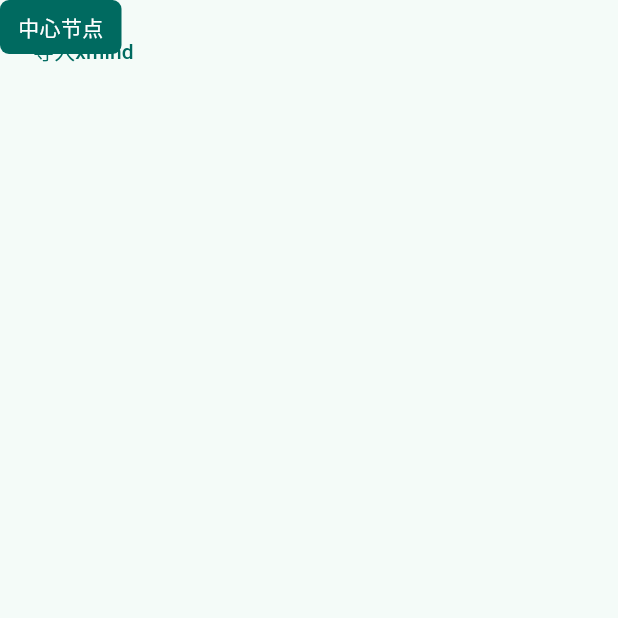
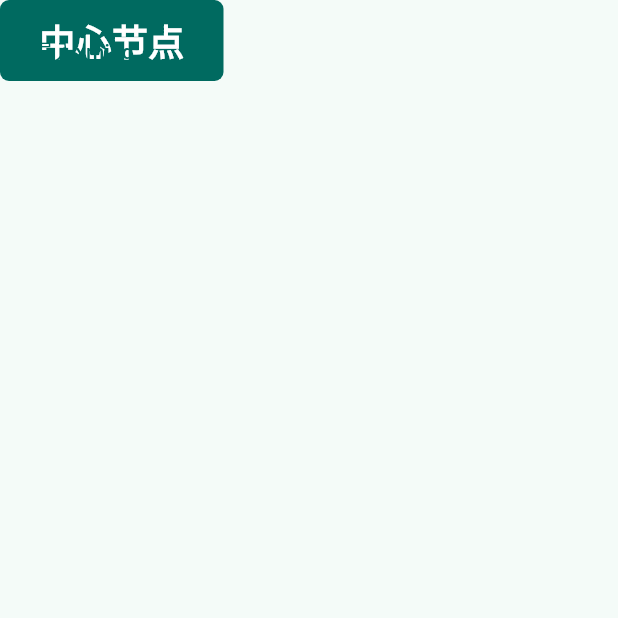
Before and after one commit to qinshah/mind_map_editor, a Flutter app: the screen it shows after launch, on a phone screen of 412 x 824 dp, the top half of it. Run offline on Flutter 3.47's test engine with Material 3 defaults, Android fonts, the phone set to English and light mode, and no system bars; missing offline and left inert: file_selector.

Commit message:
feat(mind-map): 引入主题系统以支持节点样式定制
- 添加 MindMapTheme 和 NodeTheme 数据模型
- 根据节点深度动态设置节点颜色和文本样式
- 支持自定义节点间距和内边距
- 实现父子节点间距离的可配置化
- 为不同层级节点应用不同的字体大小和粗细
- 改进节点颜色计算逻辑，确保文字可读性

```diff
--- /dev/null
+++ b/lib/data_model/mind_map_theme.dart
@@ -0,0 +1,26 @@
+import 'package:flutter/painting.dart';
+
+class MindMapTheme {
+  final double spacingBetweenChild;
+
+  final double spacingBetweenParentAndChild;
+
+  const MindMapTheme({
+    this.spacingBetweenChild = 3,
+    this.spacingBetweenParentAndChild = 20,
+  });
+}
+
+class NodeTheme {
+  final TextStyle? textStyle;
+
+  final Color? color;
+
+  final EdgeInsets padding;
+
+  const NodeTheme({
+    this.textStyle,
+    this.color,
+    this.padding = const EdgeInsets.all(8),
+  });
+}
--- a/lib/module/mind_map/view/mind_map.dart
+++ b/lib/module/mind_map/view/mind_map.dart
@@ -1,4 +1,5 @@
 import 'package:flutter/material.dart';
+import 'package:mind_map_editor/data_model/mind_map_theme.dart';
 import 'package:mind_map_editor/module/mind_map/mind_map_notifier.dart';
 import 'package:mind_map_editor/module/mind_map/view/node_widget.dart';
 import 'package:mind_map_editor/data_model/xmind.dart';
@@ -19,15 +20,19 @@ class _MindMapState extends State<MindMap> {
   Widget build(BuildContext context) {
     final notifier = context.watch<MindMapNotifier>();
     final expanded = notifier.getExpanded(_curNode.id);
-
-    /// 递归渲染节点
+    final theme = _curNode.path.isEmpty
+        ? MindMapTheme(
+            spacingBetweenChild: 10,
+            spacingBetweenParentAndChild: 40,
+          )
+        : MindMapTheme();
     return Row(
       children: [
         // 节点卡片
         NodeWidget(_curNode, onTap: () => notifier.toggleExpand(_curNode.id)),
         // 子节点区域
         if (expanded && _curNode.childNodes.isNotEmpty) ...[
-          const SizedBox(width: 12),
+          SizedBox(width: theme.spacingBetweenParentAndChild),
           Column(
             crossAxisAlignment: CrossAxisAlignment.start,
             children: List.generate(_curNode.childNodes.length, (index) {
@@ -35,7 +40,7 @@ class _MindMapState extends State<MindMap> {
               final key = ValueKey(childNode.id);
               if (index > 0) {
                 return Padding(
-                  padding: const EdgeInsets.only(top: 8),
+                  padding: EdgeInsets.only(top: theme.spacingBetweenChild),
                   child: MindMap(childNode, key: key),
                 );
               }
--- a/lib/module/mind_map/view/node_widget.dart
+++ b/lib/module/mind_map/view/node_widget.dart
@@ -1,4 +1,5 @@
 import 'package:flutter/material.dart';
+import 'package:mind_map_editor/data_model/mind_map_theme.dart';
 import 'package:mind_map_editor/data_model/xmind.dart';
 
 class NodeWidget extends StatelessWidget {
@@ -9,29 +10,48 @@ class NodeWidget extends StatelessWidget {
 
   @override
   Widget build(BuildContext context) {
-    final theme = Theme.of(context);
     final depth = node.path.length;
     final color = node.path.isEmpty
-        ? theme.colorScheme.primary
+        ? Theme.of(context).colorScheme.primary
         // 控制相同分支色调一致
         : Colors.primaries[node.path.first % Colors.primaries.length].withAlpha(
-            255 ~/ depth.clamp(1, 3), // 越深颜色越浅，3以后都一样
+            255 - 60 * (depth - 1).clamp(0, 1), // 越深颜色越浅
+          );
+    final textColor = color.computeLuminance() > 0.5
+        ? Colors.black
+        : Colors.white;
+    final theme = depth == 0
+        ? NodeTheme(
+            color: color,
+            textStyle: TextStyle(
+              color: textColor,
+              fontSize: 24,
+              fontWeight: FontWeight.w800,
+            ),
+            padding: const EdgeInsets.symmetric(horizontal: 26, vertical: 10),
+          )
+        : depth == 1
+        ? NodeTheme(
+            color: color,
+            textStyle: TextStyle(
+              color: textColor,
+              fontSize: 18,
+              fontWeight: FontWeight.w600,
+            ),
+          )
+        : NodeTheme(
+            color: color,
+            textStyle: TextStyle(color: textColor),
           );
     return GestureDetector(
       onTap: onTap,
       child: Container(
-        padding: const EdgeInsets.symmetric(horizontal: 12, vertical: 8),
+        padding: theme.padding,
         decoration: BoxDecoration(
-          color: color,
+          color: theme.color,
           borderRadius: BorderRadius.circular(6),
         ),
-        child: Text(
-          node.title,
-          style: TextStyle(
-            fontSize: 14,
-            color: color.computeLuminance() > 0.5 ? Colors.black : Colors.white,
-          ),
-        ),
+        child: Text(node.title, style: theme.textStyle),
       ),
     );
   }
```
